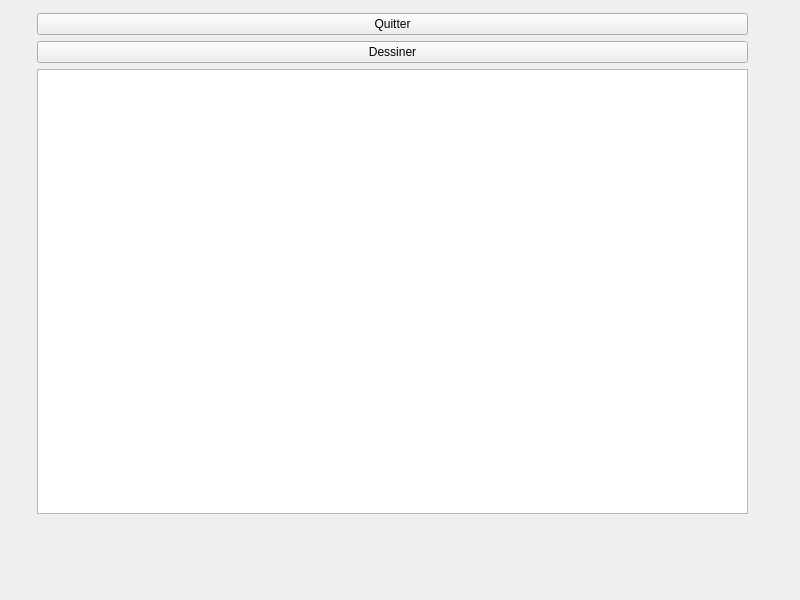
Above: Graphique/widget.ui from Jimmy-Jalet/Apprendre_cpp before the change. Below: the same form after it.
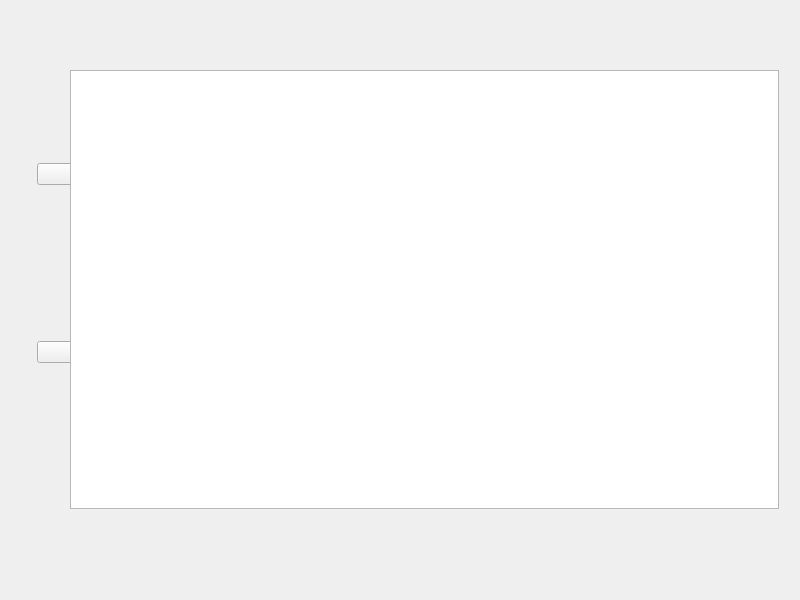
That is the form after the change.

Patch:
```diff
--- a/Graphique/widget.ui
+++ b/Graphique/widget.ui
@@ -13,7 +13,7 @@
   <property name="windowTitle">
    <string>Widget</string>
   </property>
-  <widget class="QWidget" name="">
+  <widget class="QWidget" name="layoutWidget">
    <property name="geometry">
     <rect>
      <x>37</x>
@@ -37,11 +37,18 @@
       </property>
      </widget>
     </item>
-    <item>
-     <widget class="QGraphicsView" name="maVue"/>
-    </item>
    </layout>
   </widget>
+  <widget class="QGraphicsView" name="maVue">
+   <property name="geometry">
+    <rect>
+     <x>70</x>
+     <y>70</y>
+     <width>709</width>
+     <height>439</height>
+    </rect>
+   </property>
+  </widget>
  </widget>
  <resources/>
  <connections>
```
